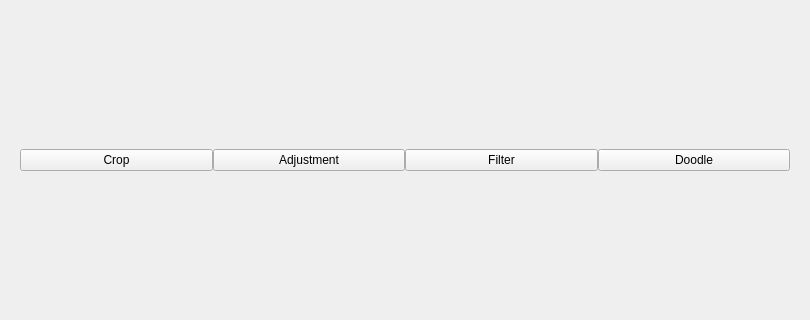
Qt form ui_files/edit_toolbar.ui (abeshahsan/Photo-Wizard) before a commit; both pictures show x 0 to 810 and y 134 to 454 of the 810 by 589 pixel window.
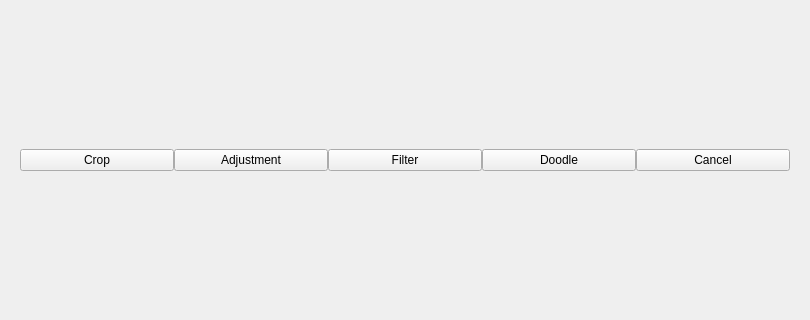
The same form after that commit.

Commit message: controlling the tollbars

```diff
--- a/ui_files/edit_toolbar.ui
+++ b/ui_files/edit_toolbar.ui
@@ -51,6 +51,13 @@
         </property>
        </widget>
       </item>
+      <item>
+       <widget class="QPushButton" name="cancel_button">
+        <property name="text">
+         <string>Cancel</string>
+        </property>
+       </widget>
+      </item>
      </layout>
     </widget>
    </item>
```
The commit also changes 2 other files.
